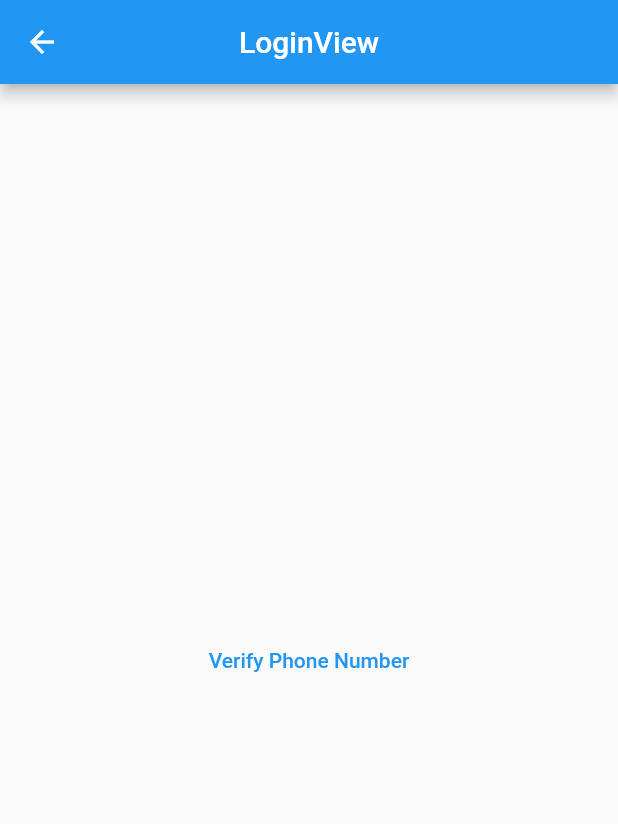
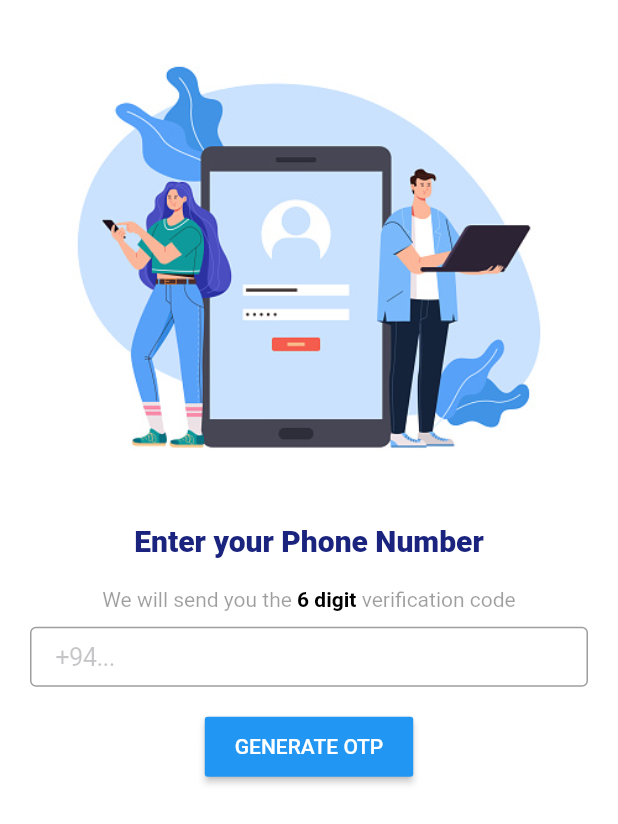
Before and after one commit to cepdnaclk/e18-3yp-Digital-Gas-Monitoring-System, a Flutter app: the LoginView screen opened by its route, on a phone screen of 412 x 824 dp. Shown: the top 824 px of the screen. Run offline on Flutter 3.47's test engine with Material 2 defaults, Android fonts, the light colour scheme and no system bars; our stand-ins replace cloud_firestore, firebase_auth, firebase_core, flutter_otp_text_field, get, get_storage and 2 more; missing offline and left inert: mobile_scanner; accounts and stored records are empty.

Commit message:
updated login_view.dart

```diff
--- a/lib/app/modules/login/views/login_view.dart
+++ b/lib/app/modules/login/views/login_view.dart
@@ -1,31 +1,80 @@
+import 'package:bluetoothapp/app/components/data_input.dart';
+import 'package:bluetoothapp/app/components/enter_button.dart';
+import 'package:bluetoothapp/app/components/input_field.dart';
+import 'package:flutter/cupertino.dart';
 import 'package:flutter/material.dart';
+import 'package:get/get.dart';
+import '../controllers/login_controller.dart';
 
-import 'package:get/get.dart';
 
-import '../controllers/login_controller.dart';
 
 class LoginView extends GetView<LoginController> {
 
   final controller = Get.find();
+  TextEditingController phoneController = TextEditingController();
+
   LoginView({Key? key}) : super(key: key);
+
   @override
   Widget build(BuildContext context) {
+    double height = MediaQuery.of(context).size.height;
+    double width = MediaQuery.of(context).size.width;
     return Scaffold(
-      appBar: AppBar(
-        title: const Text('LoginView'),
-        centerTitle: true,
-      ),
+      backgroundColor: Colors.white,
       body: Center(
-        child: TextButton(
-  style: TextButton.styleFrom(
-    primary: Colors.blue,
-    onSurface: Colors.red,
-  ),
-  onPressed: (){
-    controller.verifyPhoneNumber();
-  },
-  child: Text('Verify Phone Number'),
-)
+        child: SafeArea(
+          child: SingleChildScrollView(
+            child: Container(
+              height: MediaQuery.of(context).size.height,
+              child: Column(
+                children: <Widget>[
+                  Column(
+                    children: <Widget>[
+                      Container(
+                        margin: const EdgeInsets.symmetric(horizontal: 20, vertical: 10),
+                        child: Stack(
+                          children: <Widget>[
+                            Center(
+                              child: Container(
+                                  constraints: const BoxConstraints(maxHeight: 340),
+                                  margin: const EdgeInsets.symmetric(horizontal: 8),
+                                  child: Image.asset('assets/images/otp1.jpeg')),
+                            ),
+                          ],
+                        ),
+                      ),
+                      Container(
+                          margin: const EdgeInsets.only(left: 5,right: 5,bottom: 20),
+                          child:  Text('Enter your Phone Number',
+                              style: TextStyle(color: Colors.indigo[900], fontSize: 20, fontWeight: FontWeight.w800)))
+                    ],
+                  ),
+                  Column(
+                    children: <Widget>[
+                      Container(
+                          constraints: const BoxConstraints(
+                              maxWidth: 500
+                          ),
+                          margin: const EdgeInsets.symmetric(horizontal: 10),
+                          child: RichText(
+                            textAlign: TextAlign.center,
+                            text: const TextSpan(children: <TextSpan>[
+                              TextSpan(text: 'We will send you the ', style: TextStyle(color: Colors.black38)),
+                              TextSpan(
+                                  text: '6 digit ', style: TextStyle(color: Colors.black, fontWeight: FontWeight.bold)),
+                              TextSpan(text: 'verification code', style: TextStyle(color: Colors.black38)),
+                            ]),
+                          )),
+                      InputTextField(color: Colors.white, hint: '+94...'),
+                      EnterButton(text: 'GENERATE OTP', textColour: Colors.white, buttonColour: Colors.blue, onPressed: (){controller.verifyPhoneNumber();},)
+
+                    ],
+                  )
+                ],
+              ),
+            ),
+          ),
+        ),
       ),
     );
   }
```
